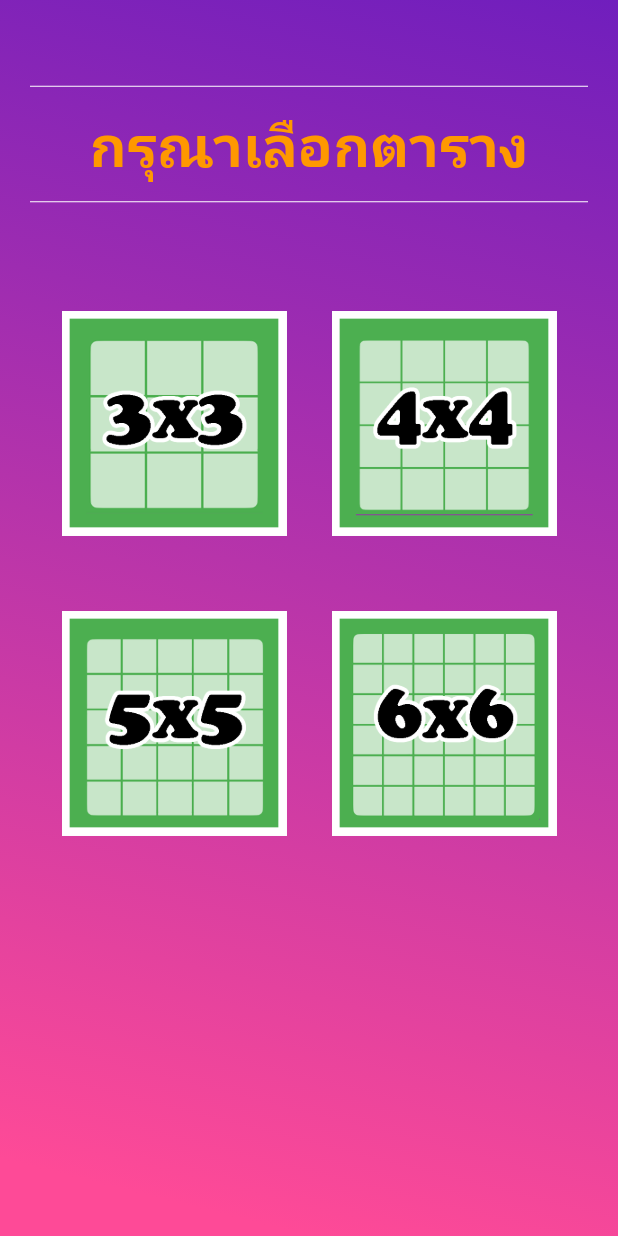
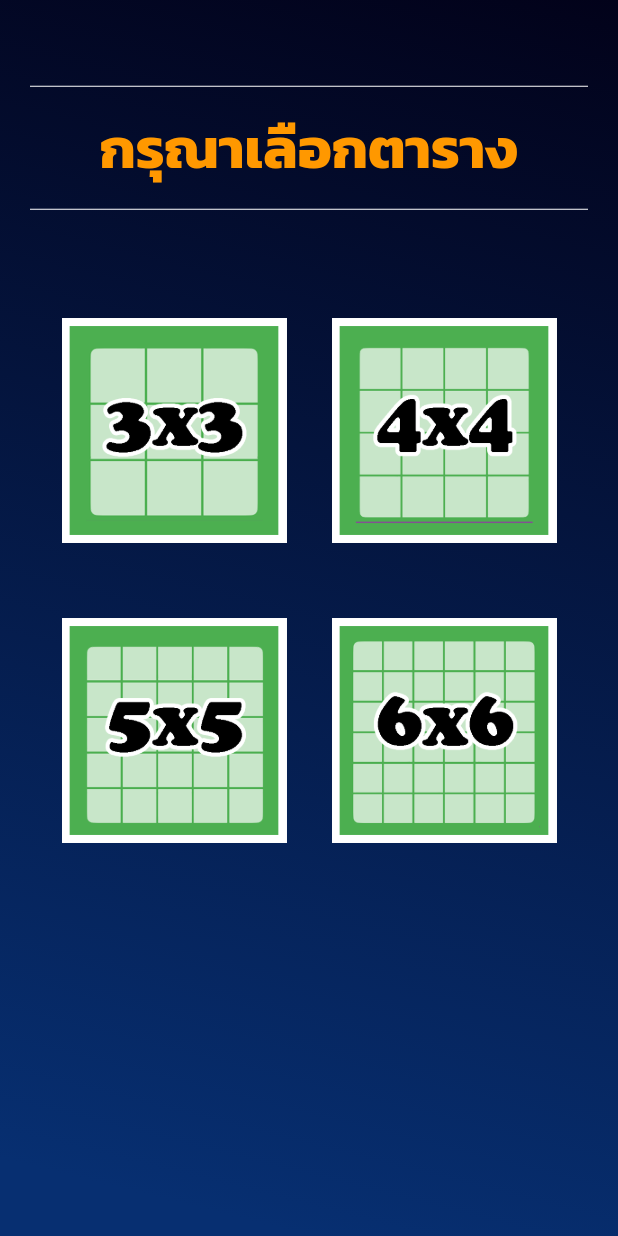
Before and after one commit to korrakotz/tictactoe_xogame, a Flutter app: the screen it shows after launch, after a tap on "เริ่มเกม", on a phone screen of 412 x 824 dp. Run offline on Flutter 3.47's test engine with Material 2 defaults, Android fonts, the light colour scheme and no system bars; our stand-ins replace sqflite; accounts and stored records are empty.

Commit message:
Change Color Theame and add DB

```diff
--- a/ProjectTicTacToe/lib/Page/select_page.dart
+++ b/ProjectTicTacToe/lib/Page/select_page.dart
@@ -21,8 +21,10 @@ class _SelectPageState extends State<SelectPage> {
         decoration: BoxDecoration(
           gradient: LinearGradient(
             colors: [
-              Color(0xFF701ebd),
-              Color(0xFFfe4a97),
+              // Color(0xFF701ebd),
+              // Color(0xFFfe4a97),
+              Color(0xFF02021A),
+              Color(0xFF072F71),
             ],
             begin: Alignment.topRight,
             end: Alignment.bottomCenter,
--- a/ProjectTicTacToe/lib/main.dart
+++ b/ProjectTicTacToe/lib/main.dart
@@ -18,6 +18,7 @@ class MyApp extends StatelessWidget {
       title: 'GAME TIC TAC TOE',
       theme: ThemeData(
         primarySwatch: Colors.blue,
+        fontFamily: 'Kannit',
       ),
       home: const MyHomePage(title: 'GAMETICTACTOE_Page'),
       debugShowCheckedModeBanner: false,
@@ -47,8 +48,10 @@ class _MyHomePageState extends State<MyHomePage> {
         decoration: BoxDecoration(
           gradient: LinearGradient(
             colors: [
-              Color(0xFF701ebd),
-              Color(0xFFfe4a97),
+              // Color(0xFF701ebd),
+              // Color(0xFFfe4a97),
+              Color(0xFF02021A),
+              Color(0xFF072F71),
             ],
             begin: Alignment.topLeft,
             end: Alignment.bottomCenter,
@@ -59,16 +62,27 @@ class _MyHomePageState extends State<MyHomePage> {
             mainAxisAlignment: MainAxisAlignment.center,
             crossAxisAlignment: CrossAxisAlignment.center,
             children: [
-              Image.network('https://cdn.dribbble.com/users/1737220/screenshots/9185255/media/681935e296d28fc0925a966342306c67.jpg?compress=1&resize=400x300'),
+              GestureDetector(
+                  onTap: () {
+
+                  },
+                  child: Image(
+                    image: AssetImage('assets/img/logo.png'),
+                    fit: BoxFit.cover,
+                    height: 300,
+                  )
+              ),
+            SizedBox(height: 50),
+            //  Text("เกมXO",style: TextStyle(fontSize:50,color:Colors.white,fontWeight: FontWeight.bold)),
               Padding(
                 padding: const EdgeInsets.all(8.0),
                 child: Container(
                   width: double.infinity,
                   height: 50,
                   child: ElevatedButton(
-                    child: Text('เริ่มเกม',style: TextStyle(color:Colors.white,fontWeight: FontWeight.bold)),
+                    child: Text('เริ่มเกม',style: TextStyle(color:Colors.white,fontWeight: FontWeight.bold, fontFamily: 'Kannit' )),
                     style: ElevatedButton.styleFrom(
-                      primary: Colors.orange,
+                      primary: Colors.blue.shade600,
                       textStyle: const TextStyle(
                           color: Colors.white,
                           fontSize: 25,
@@ -88,9 +102,9 @@ class _MyHomePageState extends State<MyHomePage> {
                   width: double.infinity,
                   height: 50,
                   child: ElevatedButton(
-                    child: Text('ประวัติการเล่น',style: TextStyle(color:Colors.white,fontWeight: FontWeight.bold)),
+                    child: Text('ประวัติการเล่น',style: TextStyle(color:Colors.white,fontWeight: FontWeight.bold, fontFamily: 'Kannit')),
                     style: ElevatedButton.styleFrom(
-                      primary: Colors.black,
+                      primary: Colors.pink.shade500,
                       textStyle: const TextStyle(
                           color: Colors.white,
                           fontSize: 25,
```
Also changed, not shown: ProjectTicTacToe/lib/Page/history_page.dart (+33 -17 lines), ProjectTicTacToe/lib/Page/table3x3_page.dart (+35 -2 lines), ProjectTicTacToe/lib/Page/table4x4_page.dart (+35 -3 lines), ProjectTicTacToe/lib/Page/table5x5_page.dart (+35 -3 lines), ProjectTicTacToe/lib/Page/table6x6_page.dart (+36 -3 lines), ProjectTicTacToe/pubspec.yaml (+5 -4 lines), ProjectTicTacToe/assets/img/logo.png (added), ProjectTicTacToe/fonts/Kanit-Bold.ttf (added).
